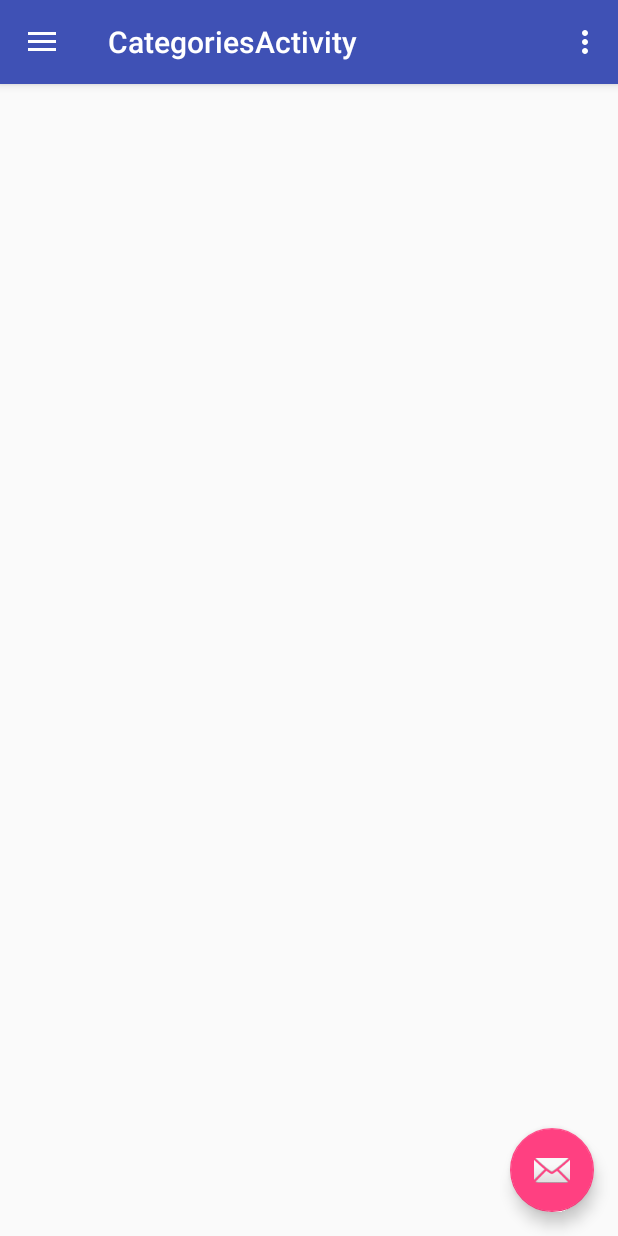
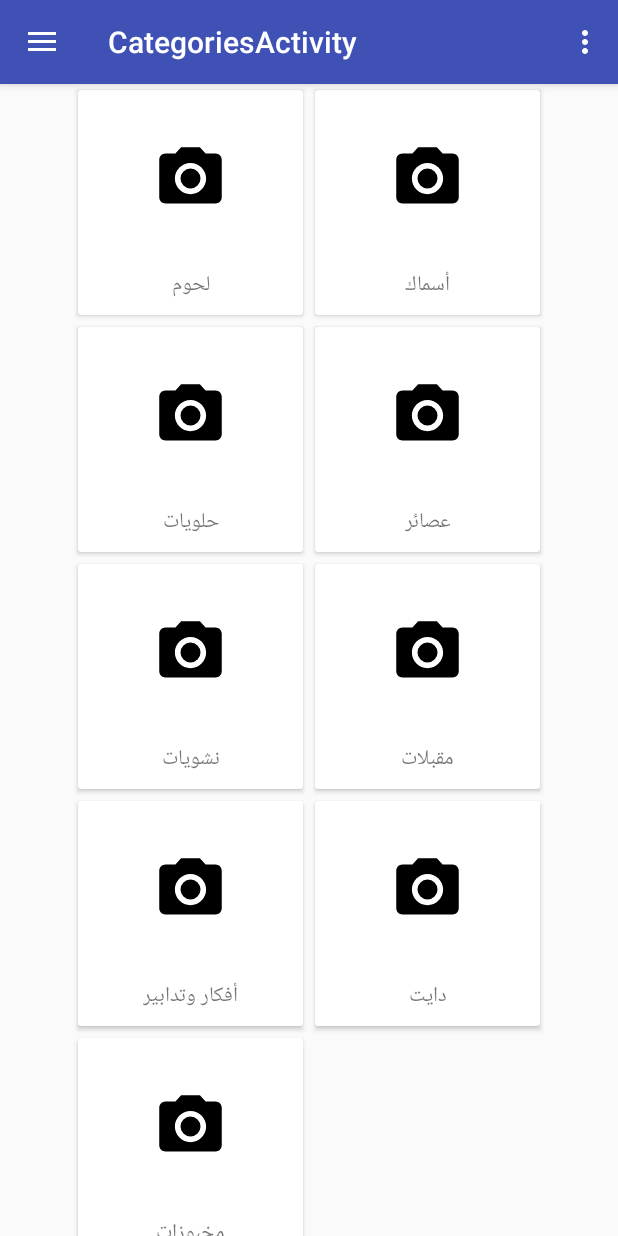
Before and after one commit to MohamedMedhat1998/Mn-Edek-A7la, an Android app: the screen it shows after launch (CategoriesActivity), on a phone screen of 412 x 824 dp. Run offline under Robolectric (Android 15) with nearby library versions, the phone set to English and light mode, and no system bars; our stand-ins replace ButterKnife.

Commit message:
Added Mock Categories

```diff
--- a/app/build.gradle
+++ b/app/build.gradle
@@ -24,6 +24,8 @@ dependencies {
     implementation 'com.android.support.constraint:constraint-layout:1.1.2'
     implementation 'com.android.support:support-v4:27.1.1'
     implementation 'com.android.support:design:27.1.1'
+    implementation 'com.android.support:cardview-v7:27.1.1'
+
     testImplementation 'junit:junit:4.12'
     androidTestImplementation 'com.android.support.test:runner:1.0.2'
     androidTestImplementation 'com.android.support.test.espresso:espresso-core:3.0.2'
--- /dev/null
+++ b/app/src/main/java/com/andalus/abomed7at55/mn_edek_a7la/Adapters/CategoriesAdapter.java
@@ -0,0 +1,58 @@
+package com.andalus.abomed7at55.mn_edek_a7la.Adapters;
+
+import android.support.annotation.NonNull;
+import android.support.v7.widget.RecyclerView;
+import android.view.LayoutInflater;
+import android.view.View;
+import android.view.ViewGroup;
+import android.widget.ImageView;
+import android.widget.TextView;
+
+import com.andalus.abomed7at55.mn_edek_a7la.Objects.FoodCategory;
+import com.andalus.abomed7at55.mn_edek_a7la.R;
+
+import java.util.List;
+
+import butterknife.BindView;
+import butterknife.ButterKnife;
+
+public class CategoriesAdapter extends RecyclerView.Adapter<CategoriesAdapter.CategoryHolder>{
+
+    private List<FoodCategory> mData;
+
+    public CategoriesAdapter(List<FoodCategory> data){
+        mData = data;
+    }
+
+    @NonNull
+    @Override
+    public CategoryHolder onCreateViewHolder(@NonNull ViewGroup parent, int viewType) {
+        LayoutInflater inflater = LayoutInflater.from(parent.getContext());
+        View view = inflater.inflate(R.layout.category_item,parent,false);
+        return new CategoryHolder(view);
+    }
+
+    @Override
+    public void onBindViewHolder(@NonNull CategoryHolder holder, int position) {
+        holder.ivCategoryIcon.setImageResource(mData.get(position).getIconId());
+        holder.tvCategoryTitle.setText(mData.get(position).getTitle());
+    }
+
+    @Override
+    public int getItemCount() {
+        return mData.size();
+    }
+
+    class CategoryHolder extends RecyclerView.ViewHolder{
+
+        @BindView(R.id.iv_category_icon)
+        ImageView ivCategoryIcon;
+        @BindView(R.id.tv_category_title)
+        TextView tvCategoryTitle;
+
+        CategoryHolder(View itemView) {
+            super(itemView);
+            ButterKnife.bind(this,itemView);
+        }
+    }
+}
--- a/app/src/main/java/com/andalus/abomed7at55/mn_edek_a7la/CategoriesActivity.java
+++ b/app/src/main/java/com/andalus/abomed7at55/mn_edek_a7la/CategoriesActivity.java
@@ -3,6 +3,9 @@ package com.andalus.abomed7at55.mn_edek_a7la;
 import android.os.Bundle;
 import android.support.design.widget.FloatingActionButton;
 import android.support.design.widget.Snackbar;
+import android.support.v7.widget.GridLayoutManager;
+import android.support.v7.widget.LinearLayoutManager;
+import android.support.v7.widget.RecyclerView;
 import android.view.View;
 import android.support.design.widget.NavigationView;
 import android.support.v4.view.GravityCompat;
@@ -13,38 +16,47 @@ import android.support.v7.widget.Toolbar;
 import android.view.Menu;
 import android.view.MenuItem;
 
+import com.andalus.abomed7at55.mn_edek_a7la.Adapters.CategoriesAdapter;
+import com.andalus.abomed7at55.mn_edek_a7la.Objects.FoodCategory;
+
+import java.util.ArrayList;
+import java.util.List;
+
+import butterknife.BindView;
+import butterknife.ButterKnife;
+
 public class CategoriesActivity extends AppCompatActivity
         implements NavigationView.OnNavigationItemSelectedListener {
+
+    private static final int SPAN_COUNT = 2;
+
+    @BindView(R.id.rv_categories)
+    RecyclerView rvCategories;
 
     @Override
     protected void onCreate(Bundle savedInstanceState) {
         super.onCreate(savedInstanceState);
         setContentView(R.layout.activity_categories);
-        Toolbar toolbar = (Toolbar) findViewById(R.id.toolbar);
+        Toolbar toolbar = findViewById(R.id.toolbar);
         setSupportActionBar(toolbar);
 
-        FloatingActionButton fab = (FloatingActionButton) findViewById(R.id.fab);
-        fab.setOnClickListener(new View.OnClickListener() {
-            @Override
-            public void onClick(View view) {
-                Snackbar.make(view, "Replace with your own action", Snackbar.LENGTH_LONG)
-                        .setAction("Action", null).show();
-            }
-        });
+        ButterKnife.bind(this);
 
-        DrawerLayout drawer = (DrawerLayout) findViewById(R.id.drawer_layout);
+        DrawerLayout drawer = findViewById(R.id.drawer_layout);
         ActionBarDrawerToggle toggle = new ActionBarDrawerToggle(
                 this, drawer, toolbar, R.string.navigation_drawer_open, R.string.navigation_drawer_close);
         drawer.addDrawerListener(toggle);
         toggle.syncState();
 
-        NavigationView navigationView = (NavigationView) findViewById(R.id.nav_view);
+        NavigationView navigationView = findViewById(R.id.nav_view);
         navigationView.setNavigationItemSelectedListener(this);
+
+        loadCategories();
     }
 
     @Override
     public void onBackPressed() {
-        DrawerLayout drawer = (DrawerLayout) findViewById(R.id.drawer_layout);
+        DrawerLayout drawer = findViewById(R.id.drawer_layout);
         if (drawer.isDrawerOpen(GravityCompat.START)) {
             drawer.closeDrawer(GravityCompat.START);
         } else {
@@ -94,8 +106,26 @@ public class CategoriesActivity extends AppCompatActivity
 
         }
 
-        DrawerLayout drawer = (DrawerLayout) findViewById(R.id.drawer_layout);
+        DrawerLayout drawer = findViewById(R.id.drawer_layout);
         drawer.closeDrawer(GravityCompat.START);
         return true;
     }
+
+    private void loadCategories(){
+        List<FoodCategory> foodCategories = new ArrayList<>();
+        foodCategories.add(new FoodCategory(getString(R.string.meat),R.drawable.ic_menu_camera));
+        foodCategories.add(new FoodCategory(getString(R.string.fish),R.drawable.ic_menu_camera));
+        foodCategories.add(new FoodCategory(getString(R.string.sweet),R.drawable.ic_menu_camera));
+        foodCategories.add(new FoodCategory(getString(R.string.juice),R.drawable.ic_menu_camera));
+        foodCategories.add(new FoodCategory(getString(R.string.starches),R.drawable.ic_menu_camera));
+        foodCategories.add(new FoodCategory(getString(R.string.appetizer),R.drawable.ic_menu_camera));
+        foodCategories.add(new FoodCategory(getString(R.string.idea),R.drawable.ic_menu_camera));
+        foodCategories.add(new FoodCategory(getString(R.string.diet),R.drawable.ic_menu_camera));
+        foodCategories.add(new FoodCategory(getString(R.string.bakery),R.drawable.ic_menu_camera));
+        //TODO to add more categories, add a new FoodCategory object to the above list
+        CategoriesAdapter adapter = new CategoriesAdapter(foodCategories);
+
+        rvCategories.setAdapter(adapter);
+        rvCategories.setLayoutManager(new GridLayoutManager(this,SPAN_COUNT, LinearLayoutManager.VERTICAL,false));
+    }
 }
--- /dev/null
+++ b/app/src/main/java/com/andalus/abomed7at55/mn_edek_a7la/Objects/FoodCategory.java
@@ -0,0 +1,21 @@
+package com.andalus.abomed7at55.mn_edek_a7la.Objects;
+
+public class FoodCategory {
+
+    private String mTitle;
+    private int mIconId;
+
+    public FoodCategory(String title, int id){
+        mTitle = title;
+        mIconId = id;
+    }
+
+    public String getTitle(){
+        return mTitle;
+    }
+
+    public int getIconId(){
+        return mIconId;
+    }
+
+}
--- a/app/src/main/res/layout/app_bar_categories.xml
+++ b/app/src/main/res/layout/app_bar_categories.xml
@@ -22,12 +22,4 @@
 
     <include layout="@layout/content_categories" />
 
-    <android.support.design.widget.FloatingActionButton
-        android:id="@+id/fab"
-        android:layout_width="wrap_content"
-        android:layout_height="wrap_content"
-        android:layout_gravity="bottom|end"
-        android:layout_margin="@dimen/fab_margin"
-        app:srcCompat="@android:drawable/ic_dialog_email" />
-
 </android.support.design.widget.CoordinatorLayout>
--- /dev/null
+++ b/app/src/main/res/layout/category_item.xml
@@ -0,0 +1,35 @@
+<?xml version="1.0" encoding="utf-8"?>
+<android.support.v7.widget.CardView xmlns:android="http://schemas.android.com/apk/res/android"
+    xmlns:app="http://schemas.android.com/apk/res-auto"
+    xmlns:tools="http://schemas.android.com/tools"
+    android:layout_width="wrap_content"
+    android:layout_height="wrap_content"
+    android:layout_margin="4dp"
+    android:layout_gravity="center">
+
+    <android.support.constraint.ConstraintLayout
+        android:layout_width="@dimen/category_card_dim"
+        android:layout_height="@dimen/category_card_dim">
+
+        <ImageView
+            android:id="@+id/iv_category_icon"
+            android:layout_width="@dimen/category_icon_dim"
+            android:layout_height="@dimen/category_icon_dim"
+            android:src="@color/Brown_900"
+            app:layout_constraintBottom_toTopOf="@+id/tv_category_title"
+            app:layout_constraintEnd_toEndOf="parent"
+            app:layout_constraintStart_toStartOf="parent"
+            app:layout_constraintTop_toTopOf="parent" />
+
+        <TextView
+            android:id="@+id/tv_category_title"
+            android:layout_width="wrap_content"
+            android:layout_height="wrap_content"
+            android:layout_marginBottom="8dp"
+            app:layout_constraintBottom_toBottomOf="parent"
+            app:layout_constraintEnd_toEndOf="parent"
+            app:layout_constraintStart_toStartOf="parent"
+            tools:text="Title" />
+
+    </android.support.constraint.ConstraintLayout>
+</android.support.v7.widget.CardView>
--- a/app/src/main/res/layout/content_categories.xml
+++ b/app/src/main/res/layout/content_categories.xml
@@ -8,4 +8,19 @@
     tools:context=".CategoriesActivity"
     tools:showIn="@layout/app_bar_categories">
 
+    <android.support.v7.widget.RecyclerView
+        android:id="@+id/rv_categories"
+        android:layout_width="wrap_content"
+        android:layout_height="wrap_content"
+        android:layout_marginBottom="8dp"
+        android:layout_marginEnd="8dp"
+        android:layout_marginLeft="8dp"
+        android:layout_marginRight="8dp"
+        android:layout_marginStart="8dp"
+        android:layout_marginTop="8dp"
+        app:layout_constraintBottom_toBottomOf="parent"
+        app:layout_constraintEnd_toEndOf="parent"
+        app:layout_constraintStart_toStartOf="parent"
+        app:layout_constraintTop_toTopOf="parent" />
+
 </android.support.constraint.ConstraintLayout>
--- a/app/src/main/res/values/dimens.xml
+++ b/app/src/main/res/values/dimens.xml
@@ -9,4 +9,6 @@
     <dimen name="nav_header_vertical_spacing">8dp</dimen>
     <dimen name="nav_header_height">176dp</dimen>
     <dimen name="fab_margin">16dp</dimen>
+    <dimen name="category_icon_dim">50dp</dimen>
+    <dimen name="category_card_dim">150dp</dimen>
 </resources>
--- a/app/src/main/res/values/strings.xml
+++ b/app/src/main/res/values/strings.xml
@@ -9,4 +9,14 @@
     <string name="nav_header_subtitle">android.studio@android.com</string>
     <string name="nav_header_desc">Navigation header</string>
     <string name="action_settings">Settings</string>
+
+    <string name="meat">لحوم</string>
+    <string name="fish">أسماك</string>
+    <string name="sweet">حلويات</string>
+    <string name="juice">عصائر</string>
+    <string name="starches">نشويات</string>
+    <string name="appetizer">مقبلات</string>
+    <string name="idea">أفكار وتدابير</string>
+    <string name="diet">دايت</string>
+    <string name="bakery">مخبوزات</string>
 </resources>
```
